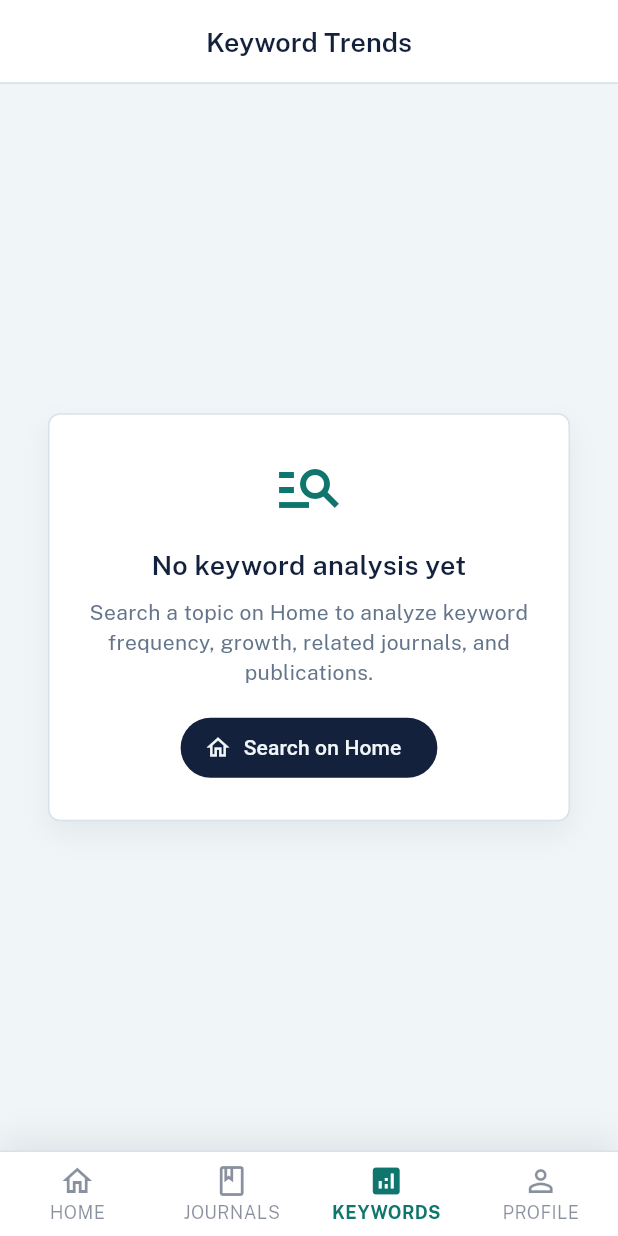
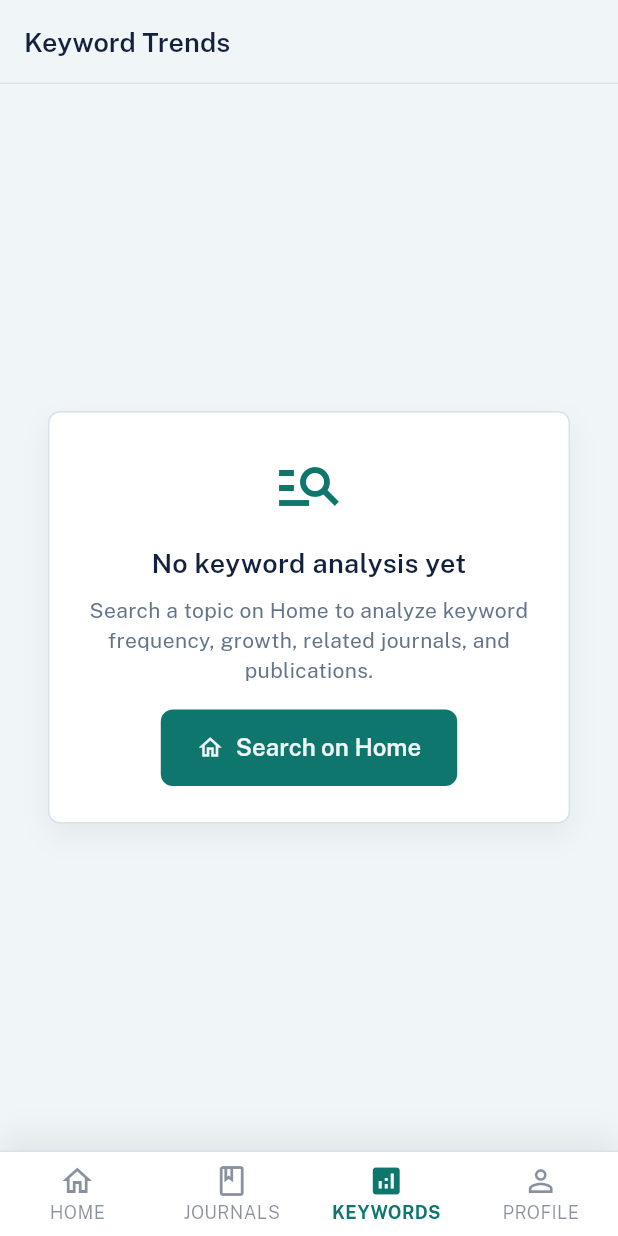
Before and after one commit to KayzKiet1/Journal-Trend-Analyzer, a Flutter app: the screen it shows after launch, item 3 of the bottom bar chosen, on a phone screen of 412 x 824 dp. Run offline on Flutter 3.47's test engine with Material 3 defaults, Android fonts, the light colour scheme and no system bars; our stand-ins replace firebase_analytics, firebase_auth, firebase_core, firebase_crashlytics, firebase_messaging, firebase_remote_config and 7 more; accounts and stored records are empty; network calls fail.

Commit message:
update ui

```diff
--- a/lib/screens/home/widgets/dashboard/home_topic_dashboard.dart
+++ b/lib/screens/home/widgets/dashboard/home_topic_dashboard.dart
@@ -116,7 +116,7 @@ class HomeTopicDashboard extends StatelessWidget {
                 mainAxisSpacing: AppSpacing.sm,
                 shrinkWrap: true,
                 physics: const NeverScrollableScrollPhysics(),
-                childAspectRatio: isWide ? 1.45 : 1.25,
+                childAspectRatio: isWide ? 1.45 : 1.12,
                 children: cards,
               );
             },
--- a/lib/utils/app_theme.dart
+++ b/lib/utils/app_theme.dart
@@ -26,19 +26,16 @@ class AppTheme {
 
       // AppBar: Research workspace style (Lab Mist background, Scholar Ink text)
       appBarTheme: AppBarTheme(
-        backgroundColor: AppColors.surface,
+        backgroundColor: AppColors.background,
         foregroundColor: AppColors.primary,
         elevation: 0,
         scrolledUnderElevation: 0,
-        surfaceTintColor: AppColors.surface,
-        centerTitle: true,
+        surfaceTintColor: AppColors.background,
+        centerTitle: false,
         titleTextStyle: AppTextStyles.h2,
         iconTheme: const IconThemeData(color: AppColors.primary),
-        shape: Border(
-          bottom: BorderSide(
-            color: AppColors.accent.withValues(alpha: 0.18),
-            width: 1.2,
-          ),
+        shape: const Border(
+          bottom: BorderSide(color: AppColors.border, width: 1),
         ),
       ),
 
@@ -58,6 +55,38 @@ class AppTheme {
           foregroundColor: AppColors.textInverted,
           textStyle: AppTextStyles.buttonText,
           elevation: 0,
+          padding: const EdgeInsets.symmetric(
+            vertical: AppSpacing.md,
+            horizontal: AppSpacing.lg,
+          ),
+          shape: RoundedRectangleBorder(
+            borderRadius: BorderRadius.circular(AppSpacing.radiusMd),
+          ),
+        ),
+      ),
+
+      filledButtonTheme: FilledButtonThemeData(
+        style: FilledButton.styleFrom(
+          backgroundColor: AppColors.accent,
+          foregroundColor: AppColors.textInverted,
+          textStyle: AppTextStyles.buttonText,
+          padding: const EdgeInsets.symmetric(
+            vertical: AppSpacing.md,
+            horizontal: AppSpacing.lg,
+          ),
+          shape: RoundedRectangleBorder(
+            borderRadius: BorderRadius.circular(AppSpacing.radiusMd),
+          ),
+        ),
+      ),
+
+      outlinedButtonTheme: OutlinedButtonThemeData(
+        style: OutlinedButton.styleFrom(
+          foregroundColor: AppColors.primary,
+          textStyle: AppTextStyles.buttonText.copyWith(
+            color: AppColors.primary,
+          ),
+          side: const BorderSide(color: AppColors.border),
           padding: const EdgeInsets.symmetric(
             vertical: AppSpacing.md,
             horizontal: AppSpacing.lg,
```
Also changed, not shown: lib/screens/home/widgets/dashboard/home_metric_tile.dart (+23 -8 lines), lib/screens/home/widgets/dashboard/home_rank_section.dart (+18 -1 lines), lib/screens/journals/widgets/detail/journal_detail_charts_column.dart (+9 -13 lines), lib/screens/keywords/widgets/common/keyword_section_card.dart (+9 -1 lines), lib/screens/profile/profile_screen.dart (+25 -3 lines), lib/viewmodels/journal_detail_view_model.dart (+42 -13 lines), lib/widgets/feature_hero_card.dart (+7 -5 lines), lib/widgets/publication_card.dart (+77 -46 lines).
